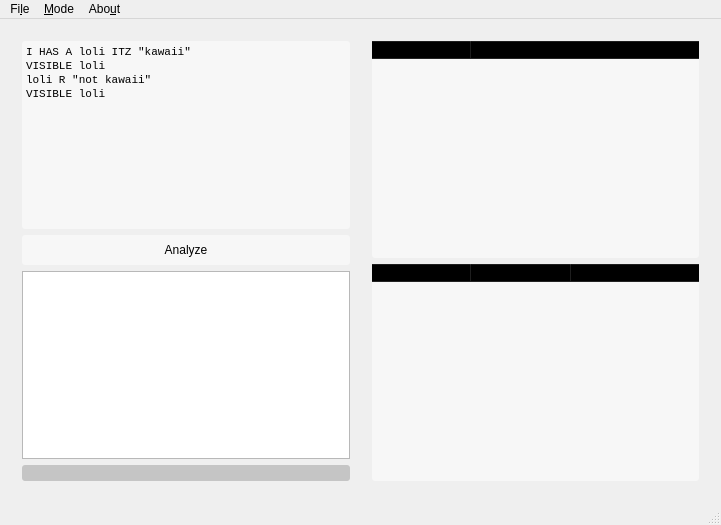
First picture: the form in mainwindow.ui, repository jkcdarunday/ProjectDestiny, before the edit.
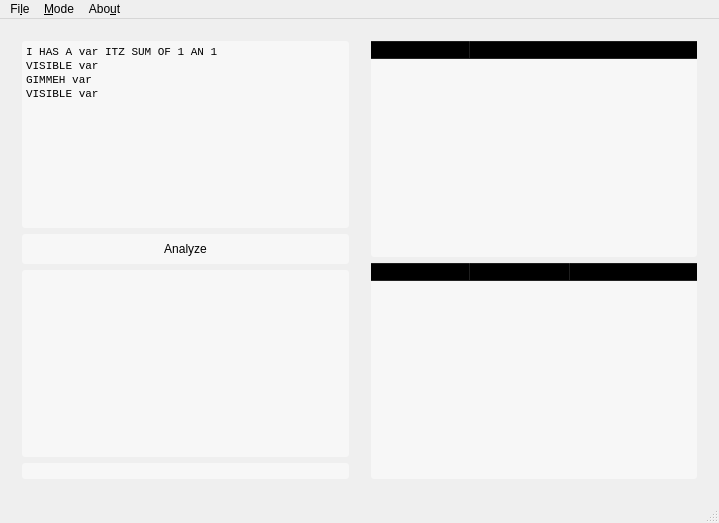
Second picture: the form after the edit. Icons and pictures are not drawn.

Commit message: UI Overhaul and minor typecasting

Diff of the .ui file:
```diff
--- a/mainwindow.ui
+++ b/mainwindow.ui
@@ -6,8 +6,8 @@
    <rect>
     <x>0</x>
     <y>0</y>
-    <width>721</width>
-    <height>525</height>
+    <width>719</width>
+    <height>523</height>
    </rect>
   </property>
   <property name="windowTitle">
@@ -18,7 +18,7 @@
   </property>
   <widget class="QWidget" name="mainWidget">
    <property name="styleSheet">
-    <string notr="true">.QLineEdit,.QTableWidget,.QHeaderView,.QTextEdit,.QPushButton{	
+    <string notr="true">.QPlainTextEdit,.QLineEdit,.QTableWidget,.QHeaderView,.QTextEdit,.QPushButton{	
 	background-color:rgba(255,255,255,0.5);
 	border-radius:3px;
 	color: black;
@@ -76,10 +76,10 @@
 &lt;html&gt;&lt;head&gt;&lt;meta name=&quot;qrichtext&quot; content=&quot;1&quot; /&gt;&lt;style type=&quot;text/css&quot;&gt;
 p, li { white-space: pre-wrap; }
 &lt;/style&gt;&lt;/head&gt;&lt;body style=&quot; font-family:'Monospace'; font-size:8pt; font-weight:400; font-style:normal;&quot;&gt;
-&lt;p style=&quot; margin-top:0px; margin-bottom:0px; margin-left:0px; margin-right:0px; -qt-block-indent:0; text-indent:0px;&quot;&gt;I HAS A loli ITZ &amp;quot;kawaii&amp;quot;&lt;/p&gt;
-&lt;p style=&quot; margin-top:0px; margin-bottom:0px; margin-left:0px; margin-right:0px; -qt-block-indent:0; text-indent:0px;&quot;&gt;VISIBLE loli&lt;/p&gt;
-&lt;p style=&quot; margin-top:0px; margin-bottom:0px; margin-left:0px; margin-right:0px; -qt-block-indent:0; text-indent:0px;&quot;&gt;loli R &amp;quot;not kawaii&amp;quot;&lt;/p&gt;
-&lt;p style=&quot; margin-top:0px; margin-bottom:0px; margin-left:0px; margin-right:0px; -qt-block-indent:0; text-indent:0px;&quot;&gt;VISIBLE loli&lt;/p&gt;&lt;/body&gt;&lt;/html&gt;</string>
+&lt;p style=&quot; margin-top:0px; margin-bottom:0px; margin-left:0px; margin-right:0px; -qt-block-indent:0; text-indent:0px;&quot;&gt;I HAS A var ITZ SUM OF 1 AN 1&lt;/p&gt;
+&lt;p style=&quot; margin-top:0px; margin-bottom:0px; margin-left:0px; margin-right:0px; -qt-block-indent:0; text-indent:0px;&quot;&gt;VISIBLE var&lt;/p&gt;
+&lt;p style=&quot; margin-top:0px; margin-bottom:0px; margin-left:0px; margin-right:0px; -qt-block-indent:0; text-indent:0px;&quot;&gt;GIMMEH var&lt;/p&gt;
+&lt;p style=&quot; margin-top:0px; margin-bottom:0px; margin-left:0px; margin-right:0px; -qt-block-indent:0; text-indent:0px;&quot;&gt;VISIBLE var&lt;/p&gt;&lt;/body&gt;&lt;/html&gt;</string>
          </property>
         </widget>
        </item>
@@ -103,12 +103,15 @@
            <family>Monospace</family>
           </font>
          </property>
+         <property name="readOnly">
+          <bool>true</bool>
+         </property>
         </widget>
        </item>
        <item>
         <widget class="QLineEdit" name="inputLine">
          <property name="enabled">
-          <bool>false</bool>
+          <bool>true</bool>
          </property>
         </widget>
        </item>
@@ -174,7 +177,7 @@
     <rect>
      <x>0</x>
      <y>0</y>
-     <width>721</width>
+     <width>719</width>
      <height>20</height>
     </rect>
    </property>
```
Left out of the diff: 13 changed lines with no effect on the pictures. The commit also changes 3 other files.
